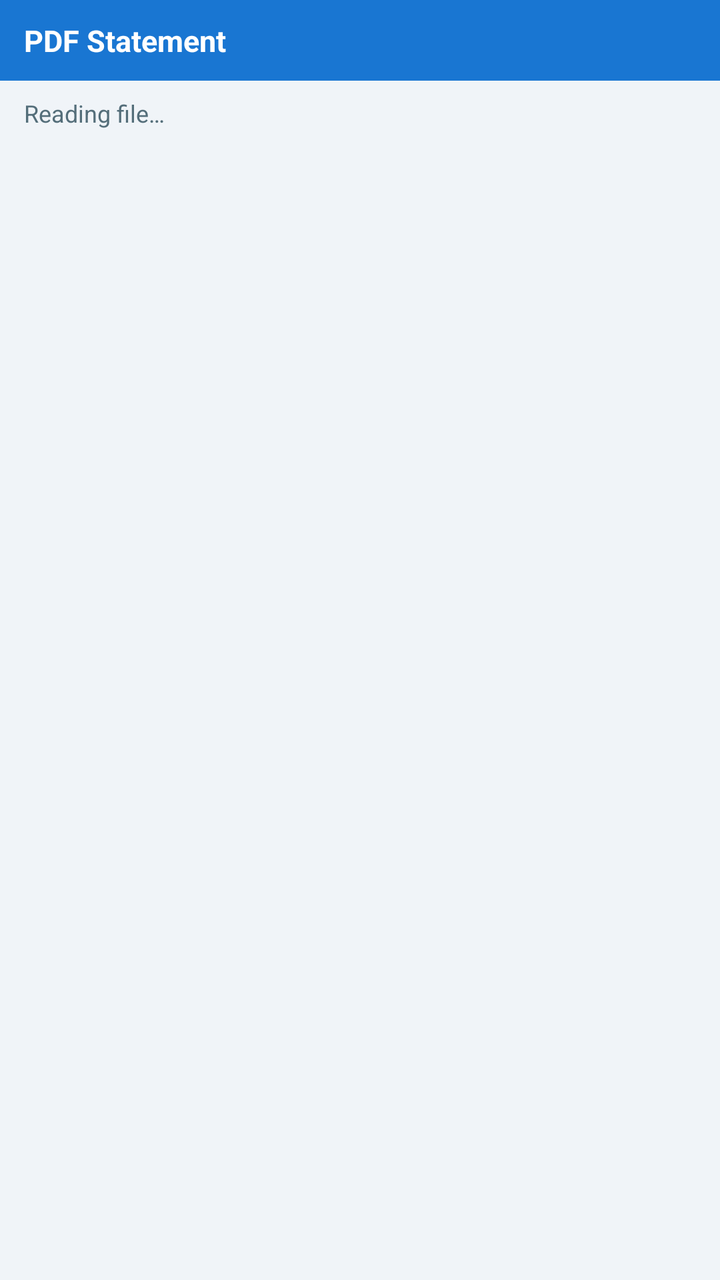
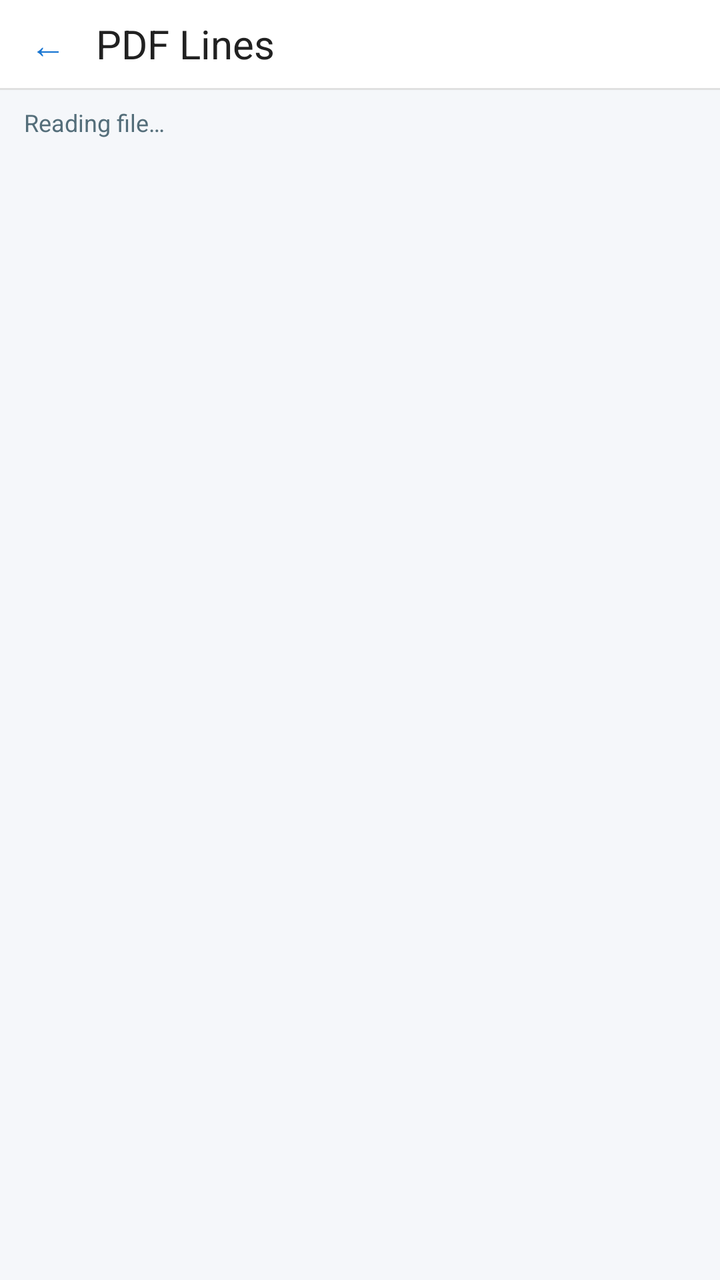

Screens rendered from an Android XML layout before and after an edit, with the pre-edit source and the edit as a unified diff.
<!-- AndroidManifest.xml: activity theme android:Theme.Material.Light.NoActionBar -->
<!-- res/layout/activity_pdf_lines.xml -->
<?xml version="1.0" encoding="utf-8"?>
<LinearLayout xmlns:android="http://schemas.android.com/apk/res/android"
    android:layout_width="match_parent"
    android:layout_height="match_parent"
    android:orientation="vertical"
    android:background="#F0F4F8">

    
    <LinearLayout
        android:layout_width="match_parent"
        android:layout_height="wrap_content"
        android:orientation="horizontal"
        android:background="#1976D2"
        android:paddingLeft="12dp"
        android:paddingRight="12dp"
        android:paddingTop="10dp"
        android:paddingBottom="10dp"
        android:gravity="center_vertical">

        <TextView
            android:id="@+id/tvPdfLinesHeader"
            android:layout_width="match_parent"
            android:layout_height="wrap_content"
            android:textColor="#FFFFFF"
            android:textSize="15sp"
            android:textStyle="bold"
            android:text="@string/title_pdf_lines" />

    </LinearLayout>

    
    <TextView
        android:id="@+id/tvPdfStatus"
        android:layout_width="match_parent"
        android:layout_height="wrap_content"
        android:paddingLeft="12dp"
        android:paddingRight="12dp"
        android:paddingTop="8dp"
        android:paddingBottom="4dp"
        android:textSize="12sp"
        android:textColor="#546E7A"
        android:text="@string/status_reading_file" />

    
    <TextView
        android:id="@+id/tvPdfEmpty"
        android:layout_width="match_parent"
        android:layout_height="0dp"
        android:layout_weight="1"
        android:gravity="center"
        android:drawableTop="@drawable/ic_empty"
        android:drawablePadding="12dp"
        android:text="@string/pdf_lines_hint"
        android:textColor="#9E9E9E"
        android:textSize="14sp"
        android:paddingLeft="32dp"
        android:paddingRight="32dp"
        android:visibility="gone" />

    
    <ListView
        android:id="@+id/listPdfLines"
        android:layout_width="match_parent"
        android:layout_height="0dp"
        android:layout_weight="1"
        android:divider="#E0E0E0"
        android:dividerHeight="1dp"
        android:clipToPadding="false"
        android:paddingBottom="16dp"
        android:scrollbarStyle="outsideOverlay"
        android:visibility="gone" />

</LinearLayout>
<!-- resources referenced by this layout -->
<resources>
  <!-- drawable ic_empty (drawable) -->
  <?xml version="1.0" encoding="utf-8"?>
  <shape xmlns:android="http://schemas.android.com/apk/res/android"
      android:shape="oval">
      <solid android:color="#E0E0E0" />
      <size android:width="56dp" android:height="56dp" />
  </shape>
  <string name="pdf_lines_hint">Tap a line to configure a regex pattern for it.</string>
  <string name="status_reading_file">Reading file…</string>
  <string name="title_pdf_lines">PDF Statement</string>
</resources>

<!-- the commit's change to res/layout/activity_pdf_lines.xml (unified diff, before → after) -->
@@ -3,30 +3,42 @@
     android:layout_width="match_parent"
     android:layout_height="match_parent"
     android:orientation="vertical"
-    android:background="#F0F4F8">
+    android:background="@color/landingBackground">
 
     
     <LinearLayout
         android:layout_width="match_parent"
-        android:layout_height="wrap_content"
+        android:layout_height="44dp"
         android:orientation="horizontal"
-        android:background="#1976D2"
-        android:paddingLeft="12dp"
-        android:paddingRight="12dp"
-        android:paddingTop="10dp"
-        android:paddingBottom="10dp"
-        android:gravity="center_vertical">
+        android:gravity="center_vertical"
+        android:background="@color/appBarWhite"
+        android:paddingLeft="4dp"
+        android:paddingRight="4dp">
+        <Button
+            android:id="@+id/btnBack"
+            android:layout_width="40dp"
+            android:layout_height="40dp"
+            android:text="←"
+            android:textSize="18sp"
+            android:textColor="@color/colorPrimary"
+            android:background="?android:attr/selectableItemBackgroundBorderless"
+            android:minWidth="0dp"
+            android:minHeight="0dp"
+            android:padding="0dp" />
+        <TextView
+            android:id="@+id/tvTitle"
+            android:layout_width="0dp"
+            android:layout_height="wrap_content"
+            android:layout_weight="1"
+            android:text="PDF Lines"
+            android:textColor="@color/textPrimary"
+            android:textSize="20sp"
+            android:paddingLeft="4dp" />
+    </LinearLayout>
+    <View android:layout_width="match_parent" android:layout_height="1dp" android:background="@color/hairline" />
 
-        <TextView
-            android:id="@+id/tvPdfLinesHeader"
-            android:layout_width="match_parent"
-            android:layout_height="wrap_content"
-            android:textColor="#FFFFFF"
-            android:textSize="15sp"
-            android:textStyle="bold"
-            android:text="@string/title_pdf_lines" />
 
-    </LinearLayout>
+    
 
     
     <TextView
<!-- resource entries referenced after the edit -->
@@ -1,5 +1,10 @@
 <!-- resources referenced by this layout -->
 <resources>
+  <color name="appBarWhite">#FFFFFF</color>
+  <color name="colorPrimary">#1976D2</color>
+  <color name="hairline">#E0E0E0</color>
+  <color name="landingBackground">#F5F7FA</color>
+  <color name="textPrimary">#212121</color>
   <!-- drawable ic_empty (drawable) -->
   <?xml version="1.0" encoding="utf-8"?>
   <shape xmlns:android="http://schemas.android.com/apk/res/android"
@@ -9,6 +14,5 @@
   </shape>
   <string name="pdf_lines_hint">Tap a line to configure a regex pattern for it.</string>
   <string name="status_reading_file">Reading file…</string>
-  <string name="title_pdf_lines">PDF Statement</string>
 </resources>
 
